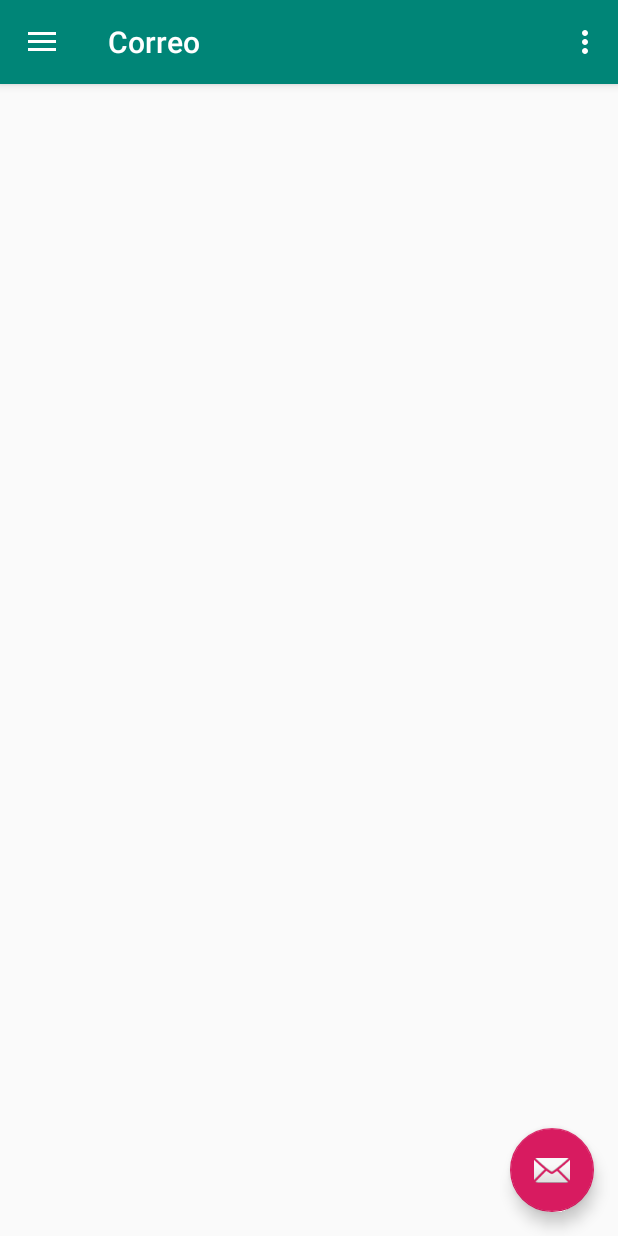
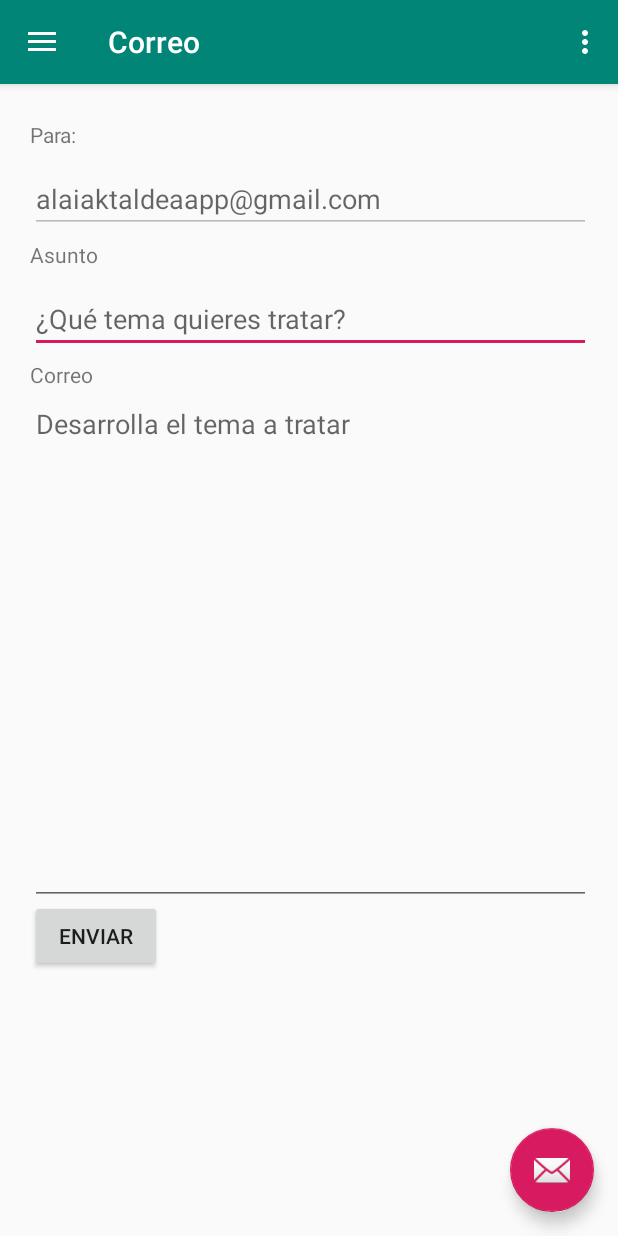
Before and after one commit to iconsm/iconsm_app, an Android app: the Send_email screen opened directly, with no data from a screen before it, on a phone screen of 412 x 824 dp. Run offline under Robolectric (Android 15) with nearby library versions, the phone set to English and light mode, and no system bars.

Commit message:
Send email function added

```diff
--- a/app/src/main/AndroidManifest.xml
+++ b/app/src/main/AndroidManifest.xml
@@ -12,7 +12,7 @@
         <activity
             android:name=".Internal_schedule"
             android:label="@string/title_activity_internal_schedule"
-            android:theme="@style/AppTheme.NoActionBar"></activity>
+            android:theme="@style/AppTheme.NoActionBar" />
         <activity
             android:name=".List"
             android:label="@string/title_activity_list"
--- a/app/src/main/java/com/example/alaiapp/Send_email.java
+++ b/app/src/main/java/com/example/alaiapp/Send_email.java
@@ -13,9 +13,15 @@ import android.support.v7.app.AppCompatActivity;
 import android.support.v7.widget.Toolbar;
 import android.view.Menu;
 import android.view.MenuItem;
+import android.widget.Button;
+import android.widget.EditText;
 
 public class Send_email extends AppCompatActivity
         implements NavigationView.OnNavigationItemSelectedListener {
+
+    //private EditText mEditTextTo;
+    private EditText mEditTextSubject;
+    private EditText mEditTextMessage;
 
     @Override
     protected void onCreate(Bundle savedInstanceState) {
@@ -41,6 +47,36 @@ public class Send_email extends AppCompatActivity
 
         NavigationView navigationView = (NavigationView) findViewById(R.id.nav_view);
         navigationView.setNavigationItemSelectedListener(this);
+
+        /* Function code starts here */
+        //mEditTextTo = findViewById(R.id.edit_text_to);
+        mEditTextSubject = findViewById(R.id.edit_text_subject);
+        mEditTextMessage = findViewById(R.id.edit_text_message);
+
+        Button buttonSend = findViewById(R.id.button_send);
+        buttonSend.setOnClickListener(new View.OnClickListener() {
+            @Override
+            public void onClick(View v) {
+                sendMail();
+            }
+        });
+    }
+
+    private void sendMail(){
+        String receiverList = "alaiaktaldeaapp@gmail.com";
+        String[] receiver = {receiverList};
+        String subject = mEditTextSubject.getText().toString();
+        String message = mEditTextMessage.getText().toString();
+
+        Intent intent = new Intent(Intent.ACTION_SEND);
+        intent.putExtra(Intent.EXTRA_EMAIL,receiver);
+        intent.putExtra(Intent.EXTRA_SUBJECT, subject);
+        intent.putExtra(Intent.EXTRA_TEXT, message);
+
+        /* This will take care of only opening email clients (Gmail, Hotmail...) */
+        intent.setType("message/rfc822");
+
+        startActivity(Intent.createChooser(intent, "Elige cómo mandar el correo"));
     }
 
     @Override
--- a/app/src/main/res/layout/activity_bar.xml
+++ b/app/src/main/res/layout/activity_bar.xml
@@ -9,7 +9,7 @@
     tools:openDrawer="start">
 
     <include
-        layout="@layout/app_bar_home"
+        layout="@layout/app_bar_bar"
         android:layout_width="match_parent"
         android:layout_height="match_parent" />
 
--- a/app/src/main/res/layout/activity_internal_schedule.xml
+++ b/app/src/main/res/layout/activity_internal_schedule.xml
@@ -9,7 +9,7 @@
     tools:openDrawer="start">
 
     <include
-        layout="@layout/app_bar_home"
+        layout="@layout/app_bar_internal_schedule"
         android:layout_width="match_parent"
         android:layout_height="match_parent" />
 
--- a/app/src/main/res/layout/activity_list.xml
+++ b/app/src/main/res/layout/activity_list.xml
@@ -9,7 +9,7 @@
     tools:openDrawer="start">
 
     <include
-        layout="@layout/app_bar_home"
+        layout="@layout/app_bar_list"
         android:layout_width="match_parent"
         android:layout_height="match_parent" />
 
--- a/app/src/main/res/layout/activity_poll.xml
+++ b/app/src/main/res/layout/activity_poll.xml
@@ -9,7 +9,7 @@
     tools:openDrawer="start">
 
     <include
-        layout="@layout/app_bar_home"
+        layout="@layout/app_bar_poll"
         android:layout_width="match_parent"
         android:layout_height="match_parent" />
 
--- a/app/src/main/res/layout/activity_send_email.xml
+++ b/app/src/main/res/layout/activity_send_email.xml
@@ -9,7 +9,7 @@
     tools:openDrawer="start">
 
     <include
-        layout="@layout/app_bar_home"
+        layout="@layout/app_bar_send_email"
         android:layout_width="match_parent"
         android:layout_height="match_parent" />
 
@@ -20,6 +20,8 @@
         android:layout_gravity="start"
         android:fitsSystemWindows="true"
         app:headerLayout="@layout/nav_header_home"
-        app:menu="@menu/activity_home_drawer" />
+        app:menu="@menu/activity_home_drawer" >
+
+    </android.support.design.widget.NavigationView>
 
 </android.support.v4.widget.DrawerLayout>
--- /dev/null
+++ b/app/src/main/res/layout/app_bar_send_email.xml
@@ -0,0 +1,96 @@
+<?xml version="1.0" encoding="utf-8"?>
+<android.support.design.widget.CoordinatorLayout xmlns:android="http://schemas.android.com/apk/res/android"
+    xmlns:app="http://schemas.android.com/apk/res-auto"
+    xmlns:tools="http://schemas.android.com/tools"
+    android:layout_width="match_parent"
+    android:layout_height="match_parent"
+    tools:context=".Home">
+
+    <android.support.design.widget.AppBarLayout
+        android:layout_width="match_parent"
+        android:layout_height="wrap_content"
+        android:theme="@style/AppTheme.AppBarOverlay">
+
+        <android.support.v7.widget.Toolbar
+            android:id="@+id/toolbar"
+            android:layout_width="match_parent"
+            android:layout_height="?attr/actionBarSize"
+            android:background="?attr/colorPrimary"
+            app:popupTheme="@style/AppTheme.PopupOverlay" />
+
+    </android.support.design.widget.AppBarLayout>
+
+    <android.support.design.widget.FloatingActionButton
+        android:id="@+id/fab"
+        android:layout_width="wrap_content"
+        android:layout_height="wrap_content"
+        android:layout_gravity="bottom|end"
+        android:layout_margin="@dimen/fab_margin"
+        app:srcCompat="@android:drawable/ic_dialog_email" />
+
+    <TextView
+        android:id="@+id/textView5"
+        android:layout_width="wrap_content"
+        android:layout_height="wrap_content"
+        android:layout_marginLeft="20dp"
+        android:layout_marginTop="80dp"
+        android:text="Para:" />
+
+    <EditText
+        android:id="@+id/edit_text_to"
+        android:layout_width="374dp"
+        android:layout_height="wrap_content"
+        android:layout_marginLeft="20dp"
+        android:layout_marginTop="110dp"
+        android:clickable="false"
+        android:ems="10"
+        android:enabled="false"
+        android:hint="alaiaktaldeaapp@gmail.com"
+        android:inputType="textPersonName" />
+
+    <TextView
+        android:id="@+id/textView9"
+        android:layout_width="wrap_content"
+        android:layout_height="wrap_content"
+        android:layout_marginLeft="20dp"
+        android:layout_marginTop="160dp"
+        android:text="Asunto" />
+
+    <EditText
+        android:id="@+id/edit_text_subject"
+        android:layout_width="374dp"
+        android:layout_height="wrap_content"
+        android:layout_marginLeft="20dp"
+        android:layout_marginTop="190dp"
+        android:ems="10"
+        android:hint="¿Qué tema quieres tratar?"
+        android:inputType="textPersonName" />
+
+    <TextView
+        android:id="@+id/textView10"
+        android:layout_width="wrap_content"
+        android:layout_height="wrap_content"
+        android:layout_marginLeft="20dp"
+        android:layout_marginTop="240dp"
+        android:text="Correo" />
+
+    <EditText
+        android:id="@+id/edit_text_message"
+        android:layout_width="374dp"
+        android:layout_height="343dp"
+        android:layout_marginLeft="20dp"
+        android:layout_marginTop="260dp"
+        android:ems="10"
+        android:gravity="start|top"
+        android:hint="Desarrolla el tema a tratar"
+        android:inputType="textPersonName" />
+
+    <Button
+        android:id="@+id/button_send"
+        android:layout_width="wrap_content"
+        android:layout_height="wrap_content"
+        android:layout_marginLeft="20dp"
+        android:layout_marginTop="600dp"
+        android:text="Enviar" />
+
+</android.support.design.widget.CoordinatorLayout>
--- a/app/src/main/res/layout/content_send_email.xml
+++ b/app/src/main/res/layout/content_send_email.xml
@@ -20,4 +20,5 @@
         android:text="Email"
         tools:layout_editor_absoluteX="162dp"
         tools:layout_editor_absoluteY="246dp" />
+
 </RelativeLayout>
--- a/app/src/main/res/values/strings.xml
+++ b/app/src/main/res/values/strings.xml
@@ -20,4 +20,5 @@
     <string name="title_activity_bar">Barras</string>
     <string name="title_activity_list">Actos</string>
     <string name="title_activity_internal_schedule">Programa interno</string>
+    <string name="alaiak_email">alaiaktaldeaapp@gmail.com</string>
 </resources>
```
Also changed, not shown: app/src/main/res/layout/activity_main.xml (+37 -0 lines), app/src/main/res/layout/app_bar_bar.xml (added, +39 -0 lines), app/src/main/res/layout/app_bar_internal_schedule.xml (added, +39 -0 lines), app/src/main/res/layout/app_bar_list.xml (added, +39 -0 lines), app/src/main/res/layout/app_bar_poll.xml (added, +39 -0 lines).
